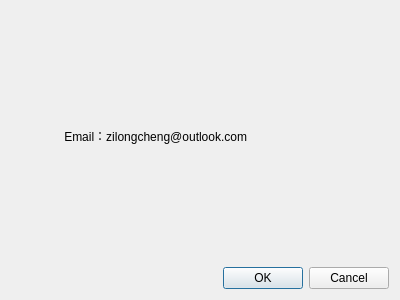
The window that resource/ui/about.ui (chengyijun/fcition_multi_thread) describes before a commit, drawn with Qt 5.
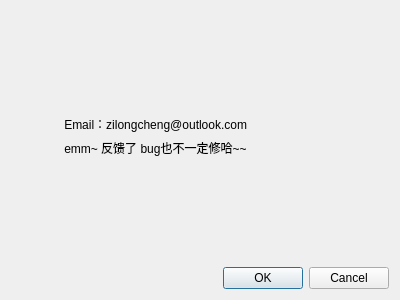
The same window after the commit.

Patch:
```diff
--- a/resource/ui/about.ui
+++ b/resource/ui/about.ui
@@ -16,6 +16,19 @@
   <layout class="QVBoxLayout" name="verticalLayout_2">
    <item>
     <layout class="QVBoxLayout" name="verticalLayout">
+     <item>
+      <spacer name="verticalSpacer">
+       <property name="orientation">
+        <enum>Qt::Vertical</enum>
+       </property>
+       <property name="sizeHint" stdset="0">
+        <size>
+         <width>20</width>
+         <height>40</height>
+        </size>
+       </property>
+      </spacer>
+     </item>
      <item>
       <widget class="QLabel" name="label">
        <property name="text">
@@ -23,6 +36,26 @@
        </property>
       </widget>
      </item>
+     <item>
+      <widget class="QLabel" name="label_2">
+       <property name="text">
+        <string>                emm~ 反馈了 bug也不一定修哈~~</string>
+       </property>
+      </widget>
+     </item>
+     <item>
+      <spacer name="verticalSpacer_2">
+       <property name="orientation">
+        <enum>Qt::Vertical</enum>
+       </property>
+       <property name="sizeHint" stdset="0">
+        <size>
+         <width>20</width>
+         <height>40</height>
+        </size>
+       </property>
+      </spacer>
+     </item>
     </layout>
    </item>
    <item>
```
